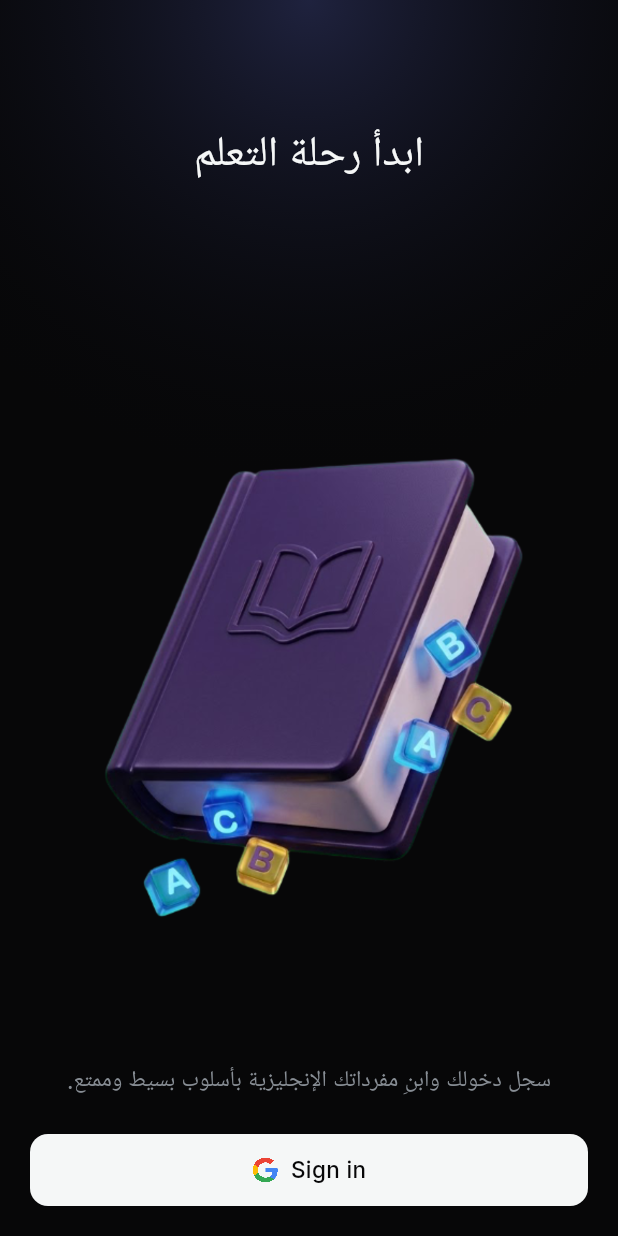
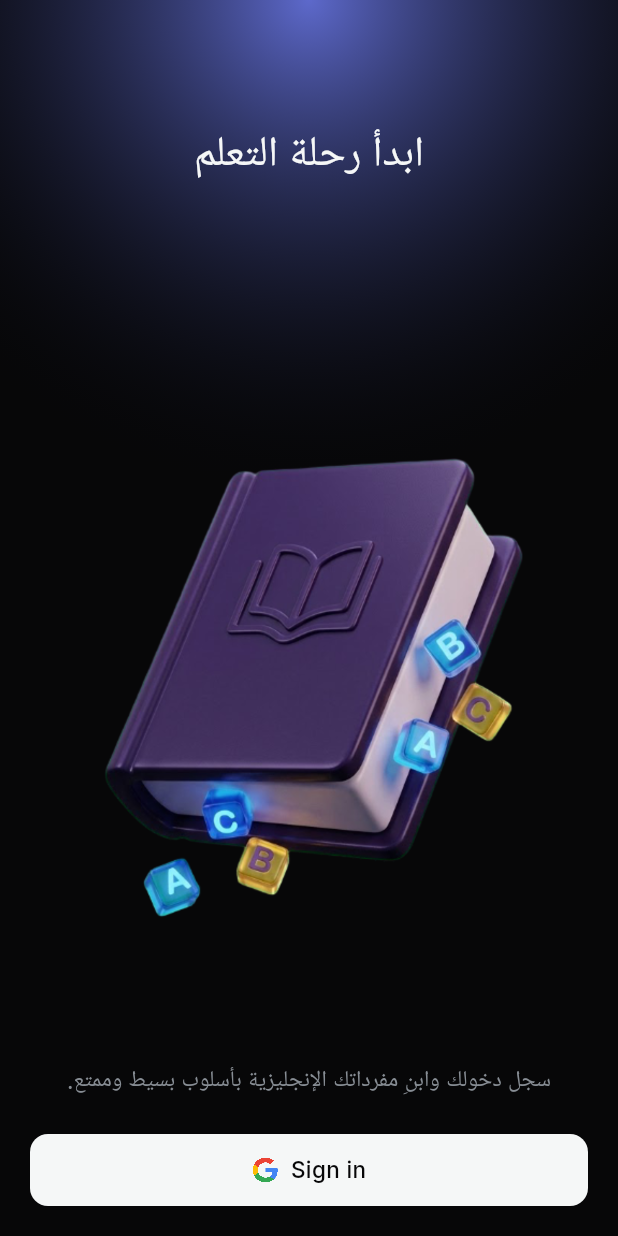
Before and after one commit to Tamimswid/word-learn, a Flutter app: the screen it shows after launch, on a phone screen of 412 x 824 dp. Run offline on Flutter 3.47's test engine with Material 3 defaults, Android fonts, the phone set to English and light mode, and no system bars; our stand-ins replace dartz, flutter_bloc, flutter_dotenv, flutter_svg, get_it, go_router and 2 more; accounts and stored records are empty.

Commit message:
arka plan Gradient göncellendildi

```diff
--- a/lib/core/design_system/app_gradients.dart
+++ b/lib/core/design_system/app_gradients.dart
@@ -7,7 +7,7 @@ abstract final class AppGradients {
   static const RadialGradient glow = RadialGradient(
     center: Alignment.topCenter,
     radius: 1.1,
-    colors: [Color(0x475D69CB), AppColors.transparent],
+    colors: [AppColors.primary, AppColors.transparent],
     stops: [0, 0.75],
   );
 }
```
